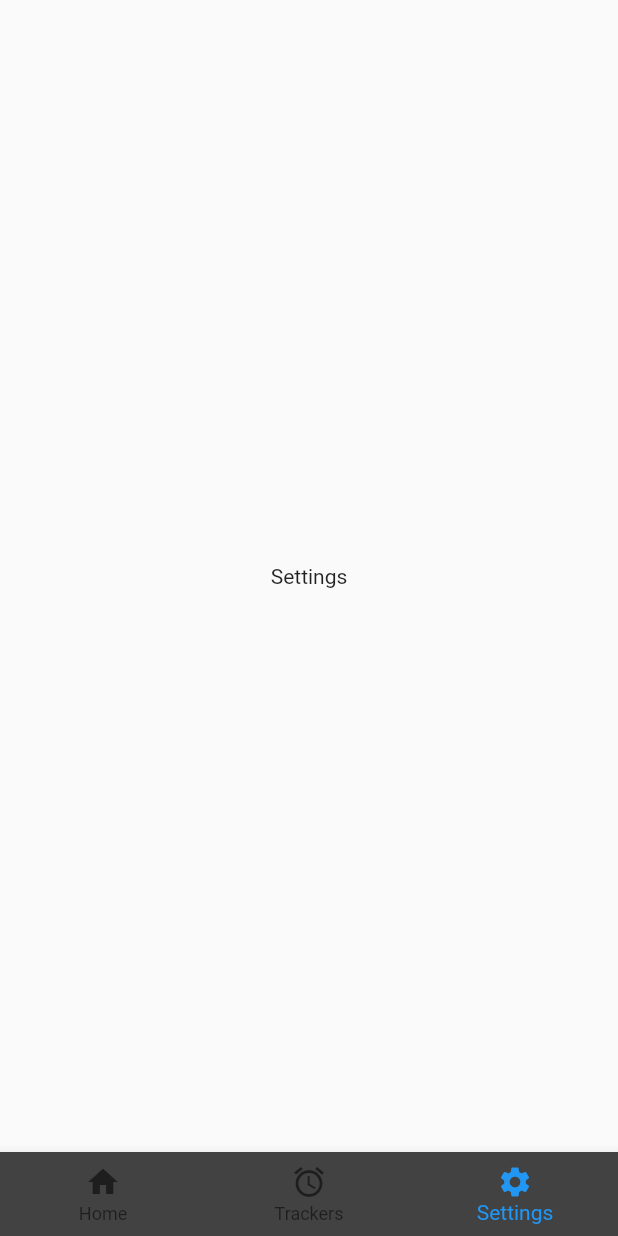
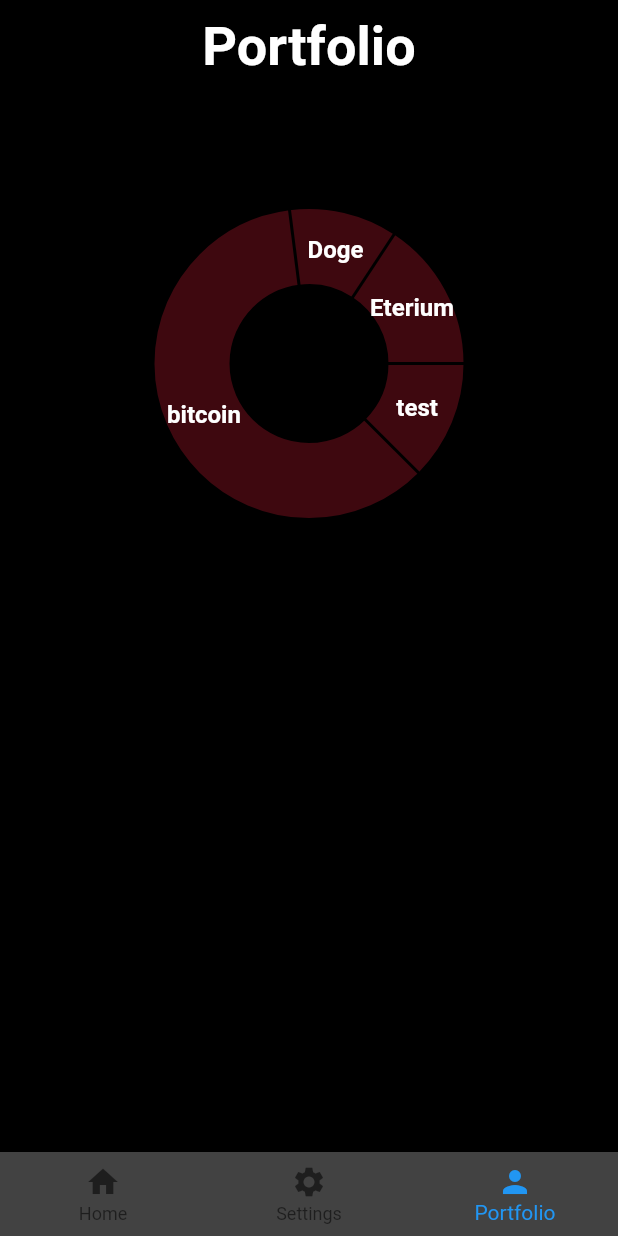
Before and after one commit to He161sch/crypto_tracker, a Flutter app: the screen it shows after launch, item 3 of the bottom bar chosen, on a phone screen of 412 x 824 dp. Run offline on Flutter 3.47's test engine with Material 2 defaults, Android fonts, the phone set to English and light mode, and no system bars; drawn by our look-alikes of fl_chart; our stand-ins replace decimal, flutter_riverpod, freezed_annotation.

Commit message:
initial Portfolio added PieChart with Dummy data model consists of dummy data

```diff
--- a/lib/widgets/navbar/navbar_controller.dart
+++ b/lib/widgets/navbar/navbar_controller.dart
@@ -1,15 +1,16 @@
 import 'package:crypto_tracker/widgets/navbar/navbar_model.dart';
+import 'package:crypto_tracker/widgets/portfolio/portfolio_view.dart';
 
 import '../home/home_page.dart';
-import '../settings_page.dart';
 import '../watchlist/watchlist_view.dart';
 import 'navbar_view.dart';
-
 
 class NavbarControllerImpl extends NavbarController {
   NavbarControllerImpl({
     NavbarModel? model,
-  }) : super(model ?? const NavbarModel(currentIndex: 0, pages: [HomePage(), WatchlistView(), SettingsPage()]));
+  }) : super(model ??
+            const NavbarModel(
+                currentIndex: 0, pages: [HomePage(), WatchlistView(), PortfolioView()]));
 
   @override
   void switchIndex(int index) {
--- a/lib/widgets/navbar/navbar_view.dart
+++ b/lib/widgets/navbar/navbar_view.dart
@@ -9,8 +9,7 @@ class NavbarView extends ConsumerWidget {
 
   @override
   Widget build(BuildContext context, WidgetRef ref) {
-    final NavbarController controller =
-        ref.read(providers.navbarControllerProvider.notifier);
+    final NavbarController controller = ref.read(providers.navbarControllerProvider.notifier);
     final NavbarModel model = ref.watch(providers.navbarControllerProvider);
 
     return Scaffold(
@@ -21,8 +20,8 @@ class NavbarView extends ConsumerWidget {
           currentIndex: model.currentIndex,
           items: const [
             BottomNavigationBarItem(icon: Icon(Icons.home), label: "Home"),
-            BottomNavigationBarItem(icon: Icon(Icons.alarm), label: "Trackers"),
-            BottomNavigationBarItem(icon: Icon(Icons.settings), label: "Settings")
+            BottomNavigationBarItem(icon: Icon(Icons.settings), label: "Settings"),
+            BottomNavigationBarItem(icon: Icon(Icons.person), label: "Portfolio")
           ],
         ));
   }
--- /dev/null
+++ b/lib/widgets/portfolio/portfolio_controller.dart
@@ -0,0 +1,19 @@
+import 'package:crypto_tracker/widgets/portfolio/portfolio_model.dart';
+import 'package:crypto_tracker/widgets/portfolio/portfolio_view.dart';
+
+class PortfolioControllerImpl extends PortfolioController {
+  PortfolioControllerImpl({
+    PortfolioModel? model,
+  }) : super(model ??
+            PortfolioModel(stocks: [
+              Stock(name: "test", holding: 500.13, change: 3.2),
+              Stock(name: "bitcoin", holding: 2424.43, change: 3.2),
+              Stock(name: "Doge", holding: 452.13, change: 3.2),
+              Stock(name: "Eterium", holding: 630.13, change: 3.2)
+            ]));
+
+  @override
+  void setupStocks() {
+    state = state.copyWith(stocks: Stock.getAll());
+  }
+}
--- /dev/null
+++ b/lib/widgets/portfolio/portfolio_model.dart
@@ -0,0 +1,30 @@
+// This file is "main.dart"
+import 'package:freezed_annotation/freezed_annotation.dart';
+
+// required: associates our `main.dart` with the code generated by Freezed
+part 'portfolio_model.freezed.dart';
+
+@freezed
+class PortfolioModel with _$PortfolioModel {
+  const factory PortfolioModel({
+    required List<Stock> stocks,
+  }) = _PortfolioModel;
+}
+
+class Stock {
+  final String name;
+  final double holding;
+  final double change;
+
+  Stock({required this.name, required this.holding, required this.change});
+
+  static List<Stock> getAll() {
+    List<Stock> stocks = <Stock>[];
+    stocks.add(Stock(name: "test", holding: 500.13, change: 3.2));
+    stocks.add(Stock(name: "bitcoin", holding: 2424.43, change: 3.2));
+    stocks.add(Stock(name: "Doge", holding: 452.13, change: 3.2));
+    stocks.add(Stock(name: "Eterium", holding: 630.13, change: 3.2));
+
+    return stocks;
+  }
+}
--- /dev/null
+++ b/lib/widgets/portfolio/portfolio_view.dart
@@ -0,0 +1,79 @@
+import 'dart:math';
+import 'dart:ui';
+
+import 'package:crypto_tracker/widgets/portfolio/portfolio_model.dart';
+import 'package:crypto_tracker/widgets/providers.dart';
+import 'package:fl_chart/fl_chart.dart';
+import 'package:flutter/material.dart';
+import 'package:flutter_riverpod/flutter_riverpod.dart';
+
+class PortfolioView extends ConsumerWidget {
+  const PortfolioView({Key? key}) : super(key: key);
+
+  @override
+  Widget build(BuildContext context, WidgetRef ref) {
+    final PortfolioController controller =
+        ref.read(providers.portfolioControllerProvider.notifier);
+    final PortfolioModel model = ref.watch(providers.portfolioControllerProvider);
+
+    List<PieChartSectionData> getSections(int touchedIndex) => model.stocks
+        .asMap()
+        .map<int, PieChartSectionData>((index, data) {
+          final value = PieChartSectionData(
+              color: Color(Random().nextInt(0xffffffff)),
+              value: data.holding,
+              title: data.name,
+              radius: 50,
+              titleStyle: const TextStyle(
+                fontSize: 16,
+                fontWeight: FontWeight.bold,
+                color: Color(0xffffffff),
+              ));
+          return MapEntry(index, value);
+        })
+        .values
+        .toList();
+
+    int touchedIndex = 1;
+
+    return Scaffold(
+      body: Stack(children: <Widget>[
+        Container(
+          padding: const EdgeInsets.all(10),
+          width: MediaQuery.of(context).size.width,
+          color: Colors.black,
+          child: SafeArea(
+            bottom: false,
+            child:
+                Column(crossAxisAlignment: CrossAxisAlignment.start, children: const <Widget>[
+              Center(
+                child: Text("Portfolio",
+                    style: TextStyle(
+                        color: Colors.white, fontSize: 36, fontWeight: FontWeight.bold)),
+              ),
+            ]),
+          ),
+        ),
+        Positioned(
+          top: 0.0,
+          right: MediaQuery.of(context).size.width / 4,
+          child: SizedBox(
+            height: MediaQuery.of(context).size.height / 1.7,
+            width: MediaQuery.of(context).size.width / 2,
+            child: Center(
+              child: PieChart(
+                PieChartData(sections: getSections(touchedIndex)),
+              ),
+            ),
+          ),
+        ),
+      ]),
+    );
+  }
+}
+
+abstract class PortfolioController extends StateNotifier<PortfolioModel> {
+  PortfolioController(PortfolioModel state) : super(state);
+
+  void setupStocks();
+}
--- a/lib/widgets/providers.dart
+++ b/lib/widgets/providers.dart
@@ -1,4 +1,7 @@
 import 'package:crypto_tracker/widgets/navbar/navbar_controller.dart';
+import 'package:crypto_tracker/widgets/portfolio/portfolio_controller.dart';
+import 'package:crypto_tracker/widgets/portfolio/portfolio_model.dart';
+import 'package:crypto_tracker/widgets/portfolio/portfolio_view.dart';
 import 'package:crypto_tracker/widgets/watchlist/watchlist_controller.dart';
 import 'package:crypto_tracker/widgets/watchlist/watchlist_model.dart';
 import 'package:crypto_tracker/widgets/watchlist/watchlist_view.dart';
@@ -13,8 +16,10 @@ class Providers {
   final StateNotifierProvider<WatchlistController, WatchlistModel>
       watchlistControllerProvider = StateNotifierProvider<WatchlistController, WatchlistModel>(
           (StateNotifierProviderRef ref) => WatchlistControllerImpl());
-  final StateNotifierProvider<NavbarController, NavbarModel>
-      navbarControllerProvider = StateNotifierProvider<NavbarController, NavbarModel>(
+  final StateNotifierProvider<NavbarController, NavbarModel> navbarControllerProvider =
+      StateNotifierProvider<NavbarController, NavbarModel>(
           (StateNotifierProviderRef ref) => NavbarControllerImpl());
-
+  final StateNotifierProvider<PortfolioController, PortfolioModel>
+      portfolioControllerProvider = StateNotifierProvider<PortfolioController, PortfolioModel>(
+          (StateNotifierProviderRef ref) => PortfolioControllerImpl());
 }
--- a/pubspec.yaml
+++ b/pubspec.yaml
@@ -40,6 +40,7 @@ dependencies:
   riverpod: ^1.0.3
   http: ^0.13.4
   flutter_riverpod: ^1.0.3
+  fl_chart: ^0.50.1
 
 dev_dependencies:
   flutter_test:
```
Also changed, not shown: lib/widgets/home/home_page.dart (+5 -13 lines), lib/widgets/portfolio/portfolio_model.freezed.dart (added), pubspec.lock.
